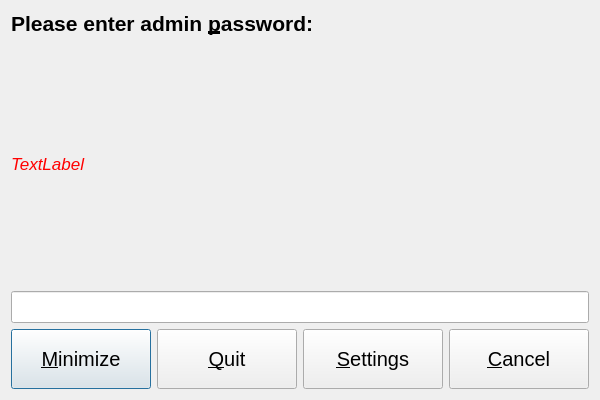
Qt form adminDialog.ui (thomaslundgaard/Pimp) before a commit.
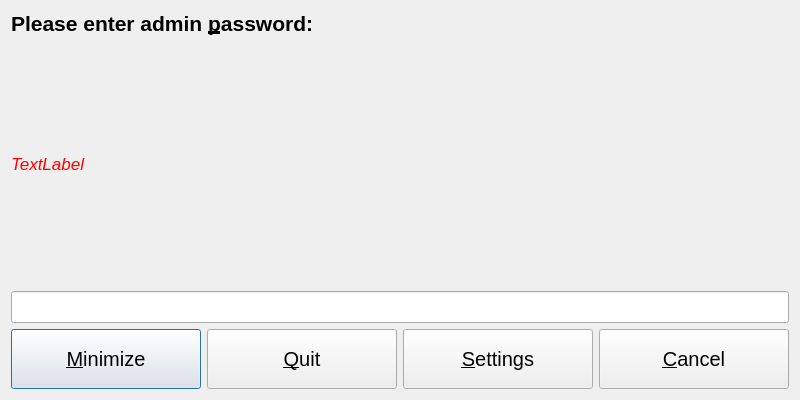
The same form after that commit. Icons and pictures are not drawn.

```diff
--- a/adminDialog.ui
+++ b/adminDialog.ui
@@ -12,7 +12,7 @@
    <rect>
     <x>0</x>
     <y>0</y>
-    <width>600</width>
+    <width>800</width>
     <height>400</height>
    </rect>
   </property>
```
